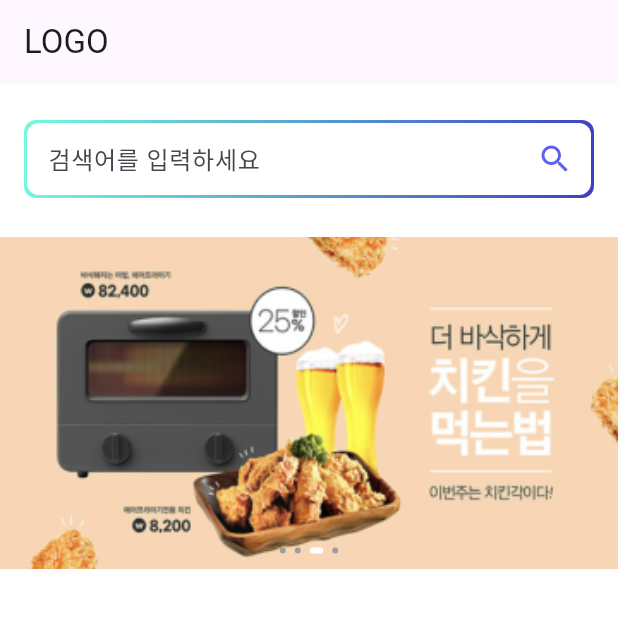
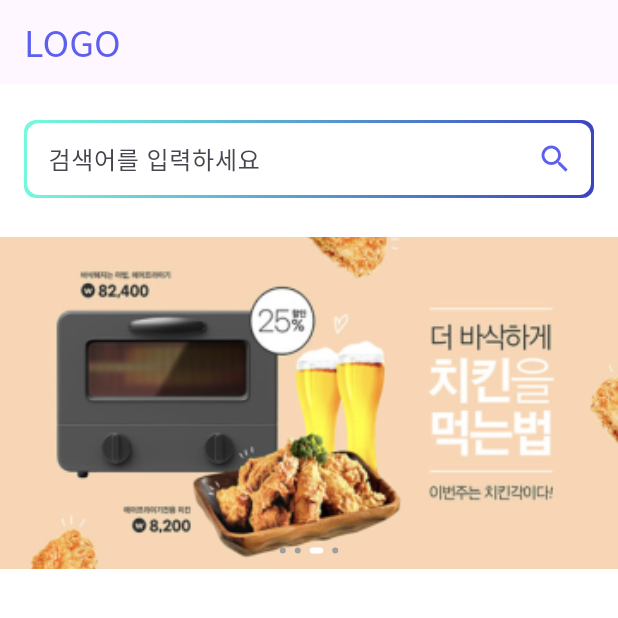
Before and after one commit to IzraelAA/hyperhire_mobile, a Flutter app: the screen it shows after launch, on a phone screen of 412 x 824 dp, the top half of it. Run offline on Flutter 3.47's test engine with Material 3 defaults, Android fonts, the phone set to English and light mode, and no system bars; our stand-ins replace flutter_rating_bar, flutter_svg, google_fonts.

Commit message:
feat(profile): fix title logo

```diff
--- a/lib/features/dashboard/presentation/pages/home_page.dart
+++ b/lib/features/dashboard/presentation/pages/home_page.dart
@@ -4,6 +4,7 @@ import 'package:hyperhire/features/dashboard/presentation/widgets/footer.dart';
 import 'package:hyperhire/features/dashboard/presentation/widgets/top_three_products.dart';
 import 'package:hyperhire/features/dashboard/presentation/widgets/top_user_list.dart';
 import 'package:hyperhire/utils/app_color.dart';
+import 'package:hyperhire/utils/app_text_style.dart';
 
 class HomePage extends StatelessWidget {
   const HomePage({super.key});
@@ -12,7 +13,12 @@ class HomePage extends StatelessWidget {
   Widget build(BuildContext context) {
     return Scaffold(
       appBar: AppBar(
-        title: const Text('LOGO'),
+        centerTitle: false,
+        title: Text('LOGO',
+            style: AppTextStyle().notoSansHeading(
+              color: AppColor.iris100,
+              fontSize: 24,
+            )),
       ),
       body: ListView(
         children: [
```
Also changed, not shown: images/ios1.jpeg, images/ios2.jpeg.
